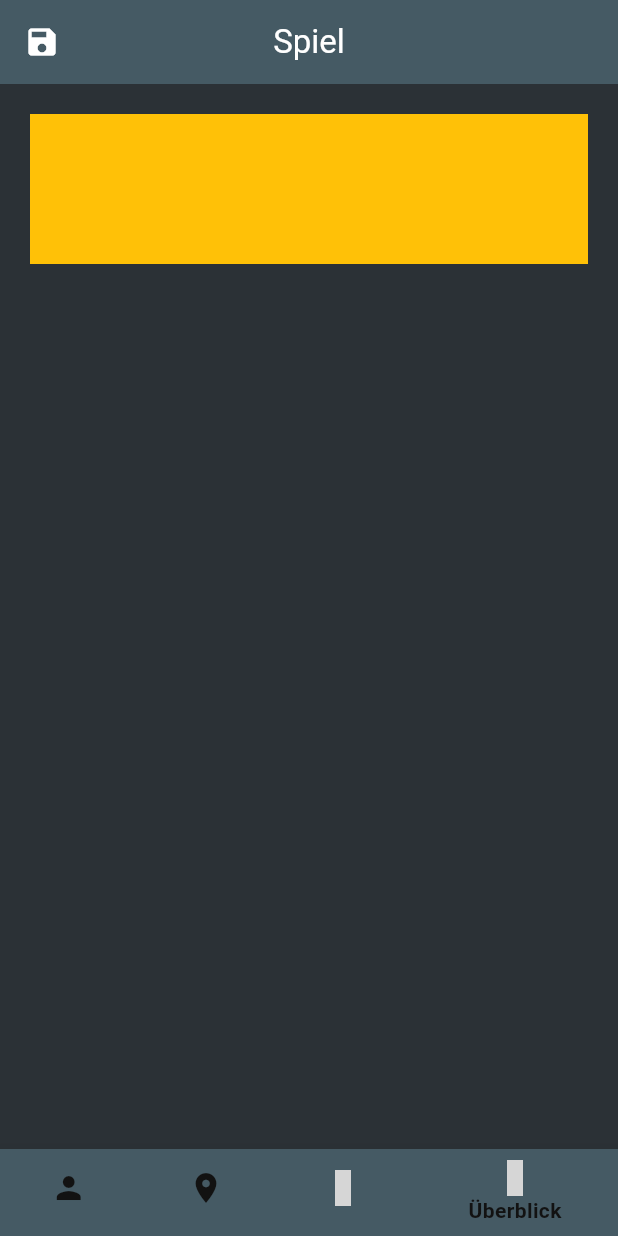
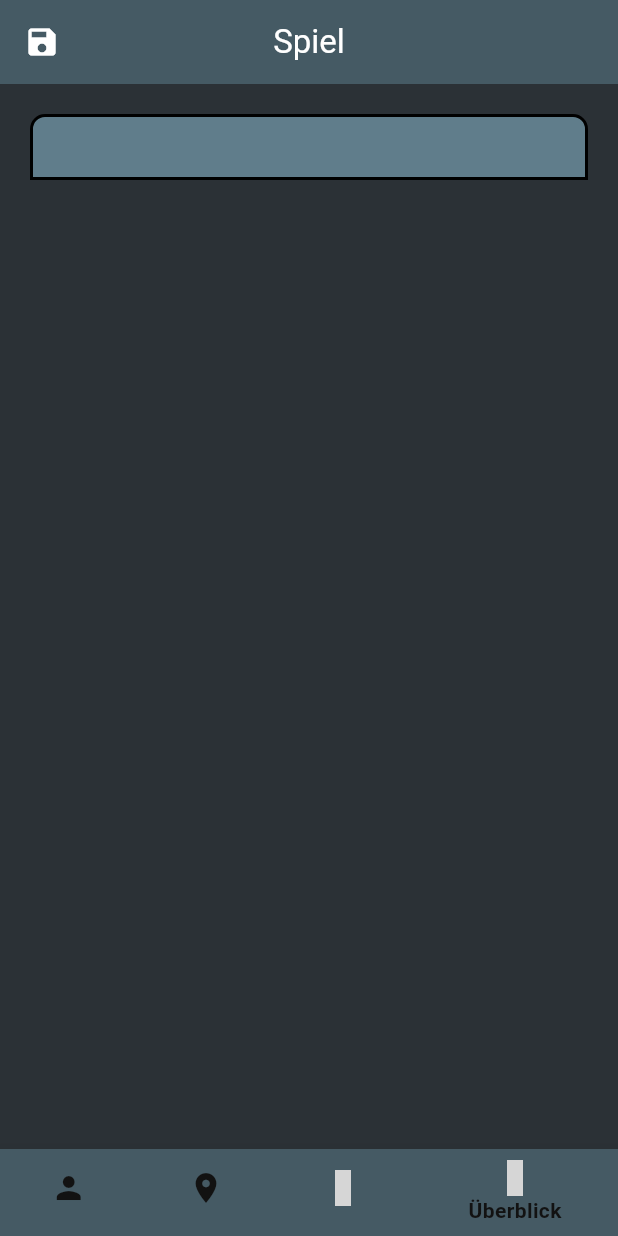
Before and after one commit to maggew/cluedo, a Flutter app: the GamePage screen opened by its route, item 4 of the bottom bar chosen, on a phone screen of 412 x 824 dp. Run offline on Flutter 3.47's test engine with Material 3 defaults, Android fonts, the light colour scheme and no system bars; our stand-ins replace auto_route, equatable, flutter_bloc, gap, get_it, material_design_icons_flutter; Roboto replaces fonts that are missing (Rubik); grey boxes are pictures that could not be loaded.

Commit message:
corrected depencies of player class in bloc and edited overview_body

```diff
--- a/lib/application/gameBloc/game_event.dart
+++ b/lib/application/gameBloc/game_event.dart
@@ -15,9 +15,9 @@ class ChangePlayerNumberEvent extends GameEvent {
 }
 
 class LockPlayersEvent extends GameEvent {
-  final List<String> playerNames;
+  final List<Player> players;
 
-  const LockPlayersEvent({required this.playerNames});
+  const LockPlayersEvent({required this.players});
 }
 
 class UpdateErrorMessageEvent extends GameEvent {
--- a/lib/application/gameBloc/game_state.dart
+++ b/lib/application/gameBloc/game_state.dart
@@ -2,30 +2,30 @@ part of 'game_bloc.dart';
 
 class GameState {
   final int playerNumber;
-  final List<String> playerNames;
+  final List<Player> players;
   final String? errorMessage;
   final int? selectedPlayer;
   final int currentScreen;
   final List<Guest> guests;
   final List<Room> rooms;
   final List<Weapon> weapons;
-  final Map<String, List<String>>? mapOfPlayersAndCards;
+
 
   GameState({
     required this.playerNumber,
-    required this.playerNames,
+    required this.players,
     required this.errorMessage,
     required this.selectedPlayer,
     required this.currentScreen,
     required this.guests,
     required this.rooms,
     required this.weapons,
-    required this.mapOfPlayersAndCards,
+
   });
 
   factory GameState.initial() => GameState(
         playerNumber: 2,
-        playerNames: [],
+        players: [],
         errorMessage: null,
         selectedPlayer: null,
         currentScreen: 0,
@@ -43,30 +43,30 @@ class GameState {
               icon: mapWeaponIcon(weapon: weapon)
             )
         ],
-        mapOfPlayersAndCards: null,
+
       );
 
   GameState copyWith({
     int? playerNumber,
-    List<String>? playerNames,
+    List<Player>? players,
     String? errorMessage,
     int? selectedPlayer,
     int? currentScreen,
     List<Guest>? guests,
     List<Room>? rooms,
     List<Weapon>? weapons,
-    Map<String, List<String>>? mapOfPlayersAndCards,
+
   }) {
     return GameState(
       playerNumber: playerNumber ?? this.playerNumber,
-      playerNames: playerNames ?? this.playerNames,
+      players: players ?? this.players,
       errorMessage: errorMessage ?? this.errorMessage,
       selectedPlayer: selectedPlayer ?? this.selectedPlayer,
       currentScreen: currentScreen ?? this.currentScreen,
       guests: guests ?? this.guests,
       rooms: rooms ?? this.rooms,
       weapons: weapons ?? this.weapons,
-      mapOfPlayersAndCards: mapOfPlayersAndCards ?? this.mapOfPlayersAndCards,
+
     );
   }
 }
--- a/lib/presentation/game/widgets/overview_body.dart
+++ b/lib/presentation/game/widgets/overview_body.dart
@@ -1,4 +1,5 @@
 import 'package:cluedo_neu/application/gameBloc/game_bloc.dart';
+import 'package:cluedo_neu/business/models/player.dart';
 import 'package:flutter/material.dart';
 
 class OverviewBody extends StatelessWidget {
@@ -10,16 +11,45 @@ class OverviewBody extends StatelessWidget {
     return Padding(
       padding: EdgeInsets.fromLTRB(20, 20, 20, 0),
       child: SingleChildScrollView(
-        child: Column(
-          children: [
-            Container(
-              width: double.infinity,
-              height: 100,
-              color: Colors.amber,
-            )
-          ],
+        child: Container(
+          decoration: BoxDecoration(
+            borderRadius: BorderRadius.only(
+                topLeft: Radius.circular(10), topRight: Radius.circular(10)),
+            border: Border.all(
+              color: Colors.black,
+              width: 2,
+            ),
+            color: Colors.blueGrey,
+          ),
+          padding: EdgeInsets.only(top: 20, bottom: 20),
+          width: double.infinity,
+          child: Column(
+            children: getAllPlayerQuestionsAsked(gameState: gameState),
+          ),
         ),
       ),
     );
   }
+
+  List<Widget> getAllPlayerQuestionsAsked({required GameState gameState}) {
+    List<Widget> allPlayerQuestionsAsked = [];
+    for (Player player in gameState.players) {
+      allPlayerQuestionsAsked
+          .add(addPlayerQuestionsAsked(gameState: gameState, player: player));
+    }
+    return allPlayerQuestionsAsked;
+  }
+
+  Widget addPlayerQuestionsAsked(
+      {required Player player, required GameState gameState}) {
+    return Column(
+      children: [
+        Container(
+          height: 100,
+          width: double.infinity,
+          color: player.color,
+        )
+      ],
+    );
+  }
 }
```
Also changed, not shown: lib/application/gameBloc/game_bloc.dart (+8 -14 lines), lib/core/validators/validate_player_input.dart (+8 -6 lines), lib/presentation/createGame/create_game_page.dart (+26 -4 lines), lib/presentation/game/widgets/weapon_body.dart (+8 -5 lines), lib/business/constants.dart (line endings or trailing spaces).
